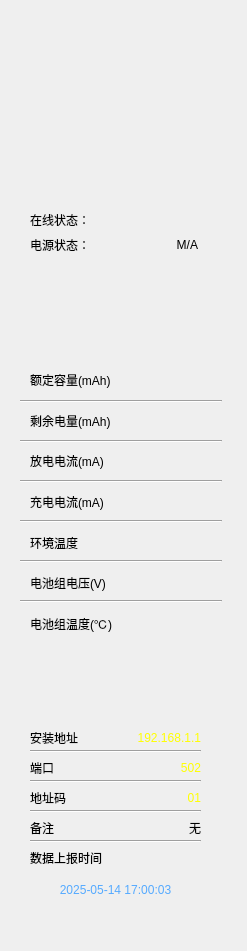
Above: component/rightstatsform.ui from tech-flyflypig/HQ_Battery before the change. Below: the same form after it.
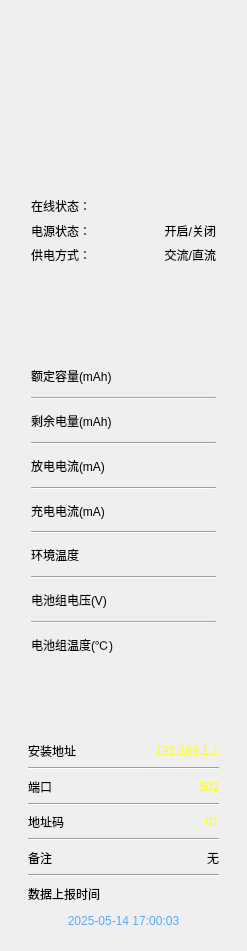
That is the form after the change. Icons and pictures are not drawn.

Commit message: 更新BatteryGridWidget和主窗口UI，调整网格大小和容器最小尺寸以提升界面适应性；修改主窗口的布局和样式，优化用户体验。

The edit to the form file:
```diff
--- a/component/rightstatsform.ui
+++ b/component/rightstatsform.ui
@@ -22,260 +22,28 @@
 }
 </string>
   </property>
-  <widget class="QWidget" name="device_info" native="true">
-   <property name="geometry">
-    <rect>
-     <x>10</x>
-     <y>670</y>
-     <width>221</width>
-     <height>261</height>
-    </rect>
+  <layout class="QVBoxLayout" name="verticalLayout" stretch="2,3,2">
+   <property name="spacing">
+    <number>19</number>
    </property>
-   <property name="styleSheet">
-    <string notr="true">#device_info{
-border-image: url(:/image/主页_设备信息.png);
-}
-QLabel{
-	font: 700 10pt &quot;Microsoft YaHei UI&quot;;
-}
-</string>
-   </property>
-   <widget class="QLabel" name="label_7">
-    <property name="geometry">
-     <rect>
-      <x>20</x>
-      <y>150</y>
-      <width>53</width>
-      <height>15</height>
-     </rect>
-    </property>
-    <property name="text">
-     <string>备注</string>
-    </property>
-   </widget>
-   <widget class="QLabel" name="label_8">
-    <property name="geometry">
-     <rect>
-      <x>20</x>
-      <y>120</y>
-      <width>53</width>
-      <height>15</height>
-     </rect>
-    </property>
-    <property name="text">
-     <string>地址码</string>
-    </property>
-   </widget>
-   <widget class="QLabel" name="label_port">
-    <property name="geometry">
-     <rect>
-      <x>120</x>
-      <y>90</y>
-      <width>71</width>
-      <height>16</height>
-     </rect>
-    </property>
-    <property name="text">
-     <string>502</string>
-    </property>
-    <property name="alignment">
-     <set>Qt::AlignRight|Qt::AlignTrailing|Qt::AlignVCenter</set>
-    </property>
-    <property name="wordWrap">
-     <bool>true</bool>
-    </property>
-   </widget>
-   <widget class="Line" name="line_2">
-    <property name="geometry">
-     <rect>
-      <x>20</x>
-      <y>110</y>
-      <width>171</width>
-      <height>2</height>
-     </rect>
-    </property>
-    <property name="orientation">
-     <enum>Qt::Horizontal</enum>
-    </property>
-   </widget>
-   <widget class="Line" name="line_4">
-    <property name="geometry">
-     <rect>
-      <x>20</x>
-      <y>170</y>
-      <width>171</width>
-      <height>2</height>
-     </rect>
-    </property>
-    <property name="orientation">
-     <enum>Qt::Horizontal</enum>
-    </property>
-   </widget>
-   <widget class="QLabel" name="label_sitecom">
-    <property name="geometry">
-     <rect>
-      <x>110</x>
-      <y>120</y>
-      <width>81</width>
-      <height>16</height>
-     </rect>
-    </property>
-    <property name="text">
-     <string>01</string>
-    </property>
-    <property name="alignment">
-     <set>Qt::AlignRight|Qt::AlignTrailing|Qt::AlignVCenter</set>
-    </property>
-    <property name="wordWrap">
-     <bool>true</bool>
-    </property>
-   </widget>
-   <widget class="QLabel" name="label_ip">
-    <property name="geometry">
-     <rect>
-      <x>110</x>
-      <y>60</y>
-      <width>81</width>
-      <height>16</height>
-     </rect>
-    </property>
-    <property name="text">
-     <string>192.168.1.1</string>
-    </property>
-    <property name="alignment">
-     <set>Qt::AlignRight|Qt::AlignTrailing|Qt::AlignVCenter</set>
-    </property>
-    <property name="wordWrap">
-     <bool>true</bool>
-    </property>
-   </widget>
-   <widget class="QLabel" name="label">
-    <property name="geometry">
-     <rect>
-      <x>20</x>
-      <y>60</y>
-      <width>53</width>
-      <height>15</height>
-     </rect>
-    </property>
-    <property name="text">
-     <string>安装地址</string>
-    </property>
-   </widget>
-   <widget class="QLabel" name="label_9">
-    <property name="geometry">
-     <rect>
-      <x>20</x>
-      <y>90</y>
-      <width>53</width>
-      <height>15</height>
-     </rect>
-    </property>
-    <property name="text">
-     <string>端口</string>
-    </property>
-   </widget>
-   <widget class="QLabel" name="label_10">
-    <property name="geometry">
-     <rect>
-      <x>20</x>
-      <y>180</y>
-      <width>81</width>
-      <height>16</height>
-     </rect>
-    </property>
-    <property name="text">
-     <string>数据上报时间</string>
-    </property>
-   </widget>
-   <widget class="QLabel" name="label_remark">
-    <property name="geometry">
-     <rect>
-      <x>120</x>
-      <y>150</y>
-      <width>71</width>
-      <height>16</height>
-     </rect>
-    </property>
-    <property name="text">
-     <string>无</string>
-    </property>
-    <property name="alignment">
-     <set>Qt::AlignRight|Qt::AlignTrailing|Qt::AlignVCenter</set>
-    </property>
-    <property name="wordWrap">
-     <bool>true</bool>
-    </property>
-   </widget>
-   <widget class="Line" name="line_3">
-    <property name="geometry">
-     <rect>
-      <x>20</x>
-      <y>140</y>
-      <width>171</width>
-      <height>2</height>
-     </rect>
-    </property>
-    <property name="orientation">
-     <enum>Qt::Horizontal</enum>
-    </property>
-   </widget>
-   <widget class="Line" name="line">
-    <property name="geometry">
-     <rect>
-      <x>20</x>
-      <y>80</y>
-      <width>171</width>
-      <height>2</height>
-     </rect>
-    </property>
-    <property name="orientation">
-     <enum>Qt::Horizontal</enum>
-    </property>
-   </widget>
-   <widget class="QLabel" name="label_upload_time">
-    <property name="geometry">
-     <rect>
-      <x>20</x>
-      <y>210</y>
-      <width>171</width>
-      <height>20</height>
-     </rect>
-    </property>
-    <property name="text">
-     <string>2025-05-14 17:00:03</string>
-    </property>
-    <property name="alignment">
-     <set>Qt::AlignCenter</set>
-    </property>
-    <property name="wordWrap">
-     <bool>true</bool>
-    </property>
-   </widget>
-  </widget>
+   <item>
   <widget class="QWidget" name="widget_battery_status" native="true">
-   <property name="geometry">
-    <rect>
-     <x>10</x>
-     <y>10</y>
-     <width>221</width>
-     <height>271</height>
-    </rect>
-   </property>
    <property name="styleSheet">
     <string notr="true">#widget_battery_status{
 border-image: url(:/image/主页_电源.png);
 }</string>
    </property>
-   <widget class="QWidget" name="layoutWidget_2">
-    <property name="geometry">
-     <rect>
-      <x>20</x>
-      <y>60</y>
-      <width>171</width>
-      <height>130</height>
-     </rect>
-    </property>
+     <layout class="QGridLayout" name="gridLayout_5">
+      <property name="leftMargin">
+       <number>20</number>
+      </property>
+      <property name="topMargin">
+       <number>51</number>
+      </property>
+      <property name="rightMargin">
+       <number>20</number>
+      </property>
+      <item row="0" column="0">
     <layout class="QHBoxLayout" name="horizontalLayout_2">
      <item>
       <spacer name="horizontalSpacer_2">
@@ -332,16 +100,8 @@
       </spacer>
      </item>
     </layout>
-   </widget>
-   <widget class="QWidget" name="layoutWidget">
-    <property name="geometry">
-     <rect>
-      <x>20</x>
-      <y>200</y>
-      <width>168</width>
-      <height>45</height>
-     </rect>
-    </property>
+      </item>
+      <item row="1" column="0">
     <layout class="QFormLayout" name="formLayout">
      <item row="0" column="0">
       <widget class="QLabel" name="label_2">
@@ -399,25 +159,37 @@
      <item row="1" column="1">
       <widget class="QLabel" name="label_4">
        <property name="text">
-        <string>M/A</string>
+           <string>开启/关闭</string>
        </property>
        <property name="alignment">
         <set>Qt::AlignRight|Qt::AlignTrailing|Qt::AlignVCenter</set>
        </property>
       </widget>
      </item>
-    </layout>
-   </widget>
-  </widget>
+        <item row="2" column="0">
+         <widget class="QLabel" name="label_6">
+          <property name="text">
+           <string>供电方式：</string>
+          </property>
+         </widget>
+        </item>
+        <item row="2" column="1">
+         <widget class="QLabel" name="label_power">
+          <property name="text">
+           <string>交流/直流</string>
+          </property>
+          <property name="alignment">
+           <set>Qt::AlignRight|Qt::AlignTrailing|Qt::AlignVCenter</set>
+          </property>
+         </widget>
+        </item>
+       </layout>
+      </item>
+     </layout>
+    </widget>
+   </item>
+   <item>
   <widget class="QWidget" name="run_param" native="true">
-   <property name="geometry">
-    <rect>
-     <x>10</x>
-     <y>300</y>
-     <width>221</width>
-     <height>351</height>
-    </rect>
-   </property>
    <property name="styleSheet">
     <string notr="true">#run_param{
 border-image: url(:/image/主页_运行参数.png);
@@ -427,99 +199,23 @@
 }
 </string>
    </property>
-   <widget class="Line" name="line_18">
-    <property name="geometry">
-     <rect>
-      <x>10</x>
-      <y>260</y>
-      <width>202</width>
-      <height>2</height>
-     </rect>
-    </property>
-    <property name="orientation">
-     <enum>Qt::Horizontal</enum>
-    </property>
-   </widget>
-   <widget class="Line" name="line_8">
-    <property name="geometry">
-     <rect>
-      <x>10</x>
-      <y>140</y>
-      <width>202</width>
-      <height>2</height>
-     </rect>
-    </property>
-    <property name="orientation">
-     <enum>Qt::Horizontal</enum>
-    </property>
-   </widget>
-   <widget class="Line" name="line_19">
-    <property name="geometry">
-     <rect>
-      <x>10</x>
-      <y>300</y>
-      <width>202</width>
-      <height>2</height>
-     </rect>
-    </property>
-    <property name="orientation">
-     <enum>Qt::Horizontal</enum>
-    </property>
-   </widget>
-   <widget class="Line" name="line_16">
-    <property name="geometry">
-     <rect>
-      <x>10</x>
-      <y>180</y>
-      <width>202</width>
-      <height>2</height>
-     </rect>
-    </property>
-    <property name="orientation">
-     <enum>Qt::Horizontal</enum>
-    </property>
-   </widget>
-   <widget class="Line" name="line_17">
-    <property name="geometry">
-     <rect>
-      <x>10</x>
-      <y>220</y>
-      <width>202</width>
-      <height>2</height>
-     </rect>
-    </property>
-    <property name="orientation">
-     <enum>Qt::Horizontal</enum>
-    </property>
-   </widget>
-   <widget class="Line" name="line_7">
-    <property name="geometry">
-     <rect>
-      <x>10</x>
-      <y>100</y>
-      <width>202</width>
-      <height>2</height>
-     </rect>
-    </property>
-    <property name="orientation">
-     <enum>Qt::Horizontal</enum>
-    </property>
-   </widget>
-   <widget class="QWidget" name="layoutWidget">
-    <property name="geometry">
-     <rect>
-      <x>20</x>
-      <y>71</y>
-      <width>181</width>
-      <height>261</height>
-     </rect>
-    </property>
-    <layout class="QFormLayout" name="formLayout_2">
-     <property name="horizontalSpacing">
-      <number>9</number>
-     </property>
-     <property name="verticalSpacing">
-      <number>24</number>
+     <layout class="QGridLayout" name="gridLayout_2">
+      <property name="leftMargin">
+       <number>20</number>
+      </property>
+      <property name="topMargin">
+       <number>69</number>
+      </property>
+      <property name="rightMargin">
+       <number>20</number>
+      </property>
+      <item row="0" column="0">
+       <layout class="QGridLayout" name="gridLayout">
+        <property name="leftMargin">
+         <number>0</number>
+        </property>
+        <property name="topMargin">
+         <number>0</number>
      </property>
      <item row="0" column="0">
       <widget class="QLabel" name="label_16">
@@ -538,14 +234,21 @@
        </property>
       </widget>
      </item>
-     <item row="1" column="0">
+        <item row="1" column="0" colspan="2">
+         <widget class="Line" name="line_7">
+          <property name="orientation">
+           <enum>Qt::Horizontal</enum>
+          </property>
+         </widget>
+        </item>
+        <item row="2" column="0">
       <widget class="QLabel" name="label_17">
        <property name="text">
         <string>剩余电量(mAh)</string>
        </property>
       </widget>
      </item>
-     <item row="1" column="1">
+        <item row="2" column="1">
       <widget class="QLabel" name="label_remainCapacity">
        <property name="text">
         <string/>
@@ -555,14 +258,21 @@
        </property>
       </widget>
      </item>
-     <item row="2" column="0">
+        <item row="3" column="0" colspan="2">
+         <widget class="Line" name="line_8">
+          <property name="orientation">
+           <enum>Qt::Horizontal</enum>
+          </property>
+         </widget>
+        </item>
+        <item row="4" column="0">
       <widget class="QLabel" name="label_18">
        <property name="text">
         <string>放电电流(mA)</string>
        </property>
       </widget>
      </item>
-     <item row="2" column="1">
+        <item row="4" column="1">
       <widget class="QLabel" name="label_current_out">
        <property name="text">
         <string/>
@@ -572,14 +282,21 @@
        </property>
       </widget>
      </item>
-     <item row="3" column="0">
+        <item row="5" column="0" colspan="2">
+         <widget class="Line" name="line_16">
+          <property name="orientation">
+           <enum>Qt::Horizontal</enum>
+          </property>
+         </widget>
+        </item>
+        <item row="6" column="0">
       <widget class="QLabel" name="label_19">
        <property name="text">
         <string>充电电流(mA)</string>
        </property>
       </widget>
      </item>
-     <item row="3" column="1">
+        <item row="6" column="1">
       <widget class="QLabel" name="label_current_in">
        <property name="text">
         <string/>
@@ -589,14 +306,45 @@
        </property>
       </widget>
      </item>
-     <item row="5" column="0">
+        <item row="7" column="0" colspan="2">
+         <widget class="Line" name="line_17">
+          <property name="orientation">
+           <enum>Qt::Horizontal</enum>
+          </property>
+         </widget>
+        </item>
+        <item row="8" column="0">
+         <widget class="QLabel" name="label_20">
+          <property name="text">
+           <string>环境温度</string>
+          </property>
+         </widget>
+        </item>
+        <item row="8" column="1">
+         <widget class="QLabel" name="label_pcbtemp">
+          <property name="text">
+           <string/>
+          </property>
+          <property name="alignment">
+           <set>Qt::AlignRight|Qt::AlignTrailing|Qt::AlignVCenter</set>
+          </property>
+         </widget>
+        </item>
+        <item row="9" column="0" colspan="2">
+         <widget class="Line" name="line_18">
+          <property name="orientation">
+           <enum>Qt::Horizontal</enum>
+          </property>
+         </widget>
+        </item>
+        <item row="10" column="0">
       <widget class="QLabel" name="label_21">
        <property name="text">
         <string>电池组电压(V)</string>
        </property>
       </widget>
      </item>
-     <item row="5" column="1">
+        <item row="10" column="1">
       <widget class="QLabel" name="label_voltage">
        <property name="text">
         <string/>
@@ -606,14 +354,21 @@
        </property>
       </widget>
      </item>
-     <item row="6" column="0">
+        <item row="11" column="0" colspan="2">
+         <widget class="Line" name="line_19">
+          <property name="orientation">
+           <enum>Qt::Horizontal</enum>
+          </property>
+         </widget>
+        </item>
+        <item row="12" column="0">
       <widget class="QLabel" name="label_22">
        <property name="text">
         <string>电池组温度(℃)</string>
        </property>
       </widget>
      </item>
-     <item row="6" column="1">
+        <item row="12" column="1">
       <widget class="QLabel" name="label_tempMax">
        <property name="text">
         <string/>
@@ -623,26 +378,168 @@
        </property>
       </widget>
      </item>
-     <item row="4" column="1">
-      <widget class="QLabel" name="label_pcbtemp">
+       </layout>
+      </item>
+     </layout>
+    </widget>
+   </item>
+   <item>
+    <widget class="QWidget" name="device_info" native="true">
+     <property name="styleSheet">
+      <string notr="true">#device_info{
+border-image: url(:/image/主页_设备信息.png);
+}
+QLabel{
+	font: 700 10pt &quot;Microsoft YaHei UI&quot;;
+}
+</string>
+     </property>
+     <layout class="QGridLayout" name="gridLayout_4">
+      <property name="leftMargin">
+       <number>17</number>
+      </property>
+      <property name="topMargin">
+       <number>52</number>
+      </property>
+      <property name="rightMargin">
+       <number>17</number>
+      </property>
+      <item row="0" column="0">
+       <layout class="QGridLayout" name="gridLayout_3">
+        <item row="0" column="0">
+         <widget class="QLabel" name="label">
        <property name="text">
-        <string/>
-       </property>
+           <string>安装地址</string>
+          </property>
+         </widget>
+        </item>
+        <item row="0" column="1">
+         <widget class="QLabel" name="label_ip">
+          <property name="text">
+           <string>192.168.1.1</string>
+          </property>
        <property name="alignment">
         <set>Qt::AlignRight|Qt::AlignTrailing|Qt::AlignVCenter</set>
+          </property>
+          <property name="wordWrap">
+           <bool>true</bool>
+          </property>
+         </widget>
+        </item>
+        <item row="1" column="0" colspan="2">
+         <widget class="Line" name="line">
+          <property name="orientation">
+           <enum>Qt::Horizontal</enum>
+          </property>
+         </widget>
+        </item>
+        <item row="2" column="0">
+         <widget class="QLabel" name="label_9">
+          <property name="text">
+           <string>端口</string>
+          </property>
+         </widget>
+        </item>
+        <item row="2" column="1">
+         <widget class="QLabel" name="label_port">
+          <property name="text">
+           <string>502</string>
+          </property>
+          <property name="alignment">
+           <set>Qt::AlignRight|Qt::AlignTrailing|Qt::AlignVCenter</set>
+          </property>
+          <property name="wordWrap">
+           <bool>true</bool>
+          </property>
+         </widget>
+        </item>
+        <item row="3" column="0" colspan="2">
+         <widget class="Line" name="line_2">
+          <property name="orientation">
+           <enum>Qt::Horizontal</enum>
        </property>
       </widget>
      </item>
      <item row="4" column="0">
-      <widget class="QLabel" name="label_20">
+         <widget class="QLabel" name="label_8">
        <property name="text">
-        <string>环境温度</string>
+           <string>地址码</string>
        </property>
       </widget>
      </item>
-    </layout>
-   </widget>
-  </widget>
+        <item row="4" column="1">
+         <widget class="QLabel" name="label_sitecom">
+          <property name="text">
+           <string>01</string>
+          </property>
+          <property name="alignment">
+           <set>Qt::AlignRight|Qt::AlignTrailing|Qt::AlignVCenter</set>
+          </property>
+          <property name="wordWrap">
+           <bool>true</bool>
+          </property>
+         </widget>
+        </item>
+        <item row="5" column="0" colspan="2">
+         <widget class="Line" name="line_3">
+          <property name="orientation">
+           <enum>Qt::Horizontal</enum>
+          </property>
+         </widget>
+        </item>
+        <item row="6" column="0">
+         <widget class="QLabel" name="label_7">
+          <property name="text">
+           <string>备注</string>
+          </property>
+         </widget>
+        </item>
+        <item row="6" column="1">
+         <widget class="QLabel" name="label_remark">
+          <property name="text">
+           <string>无</string>
+          </property>
+          <property name="alignment">
+           <set>Qt::AlignRight|Qt::AlignTrailing|Qt::AlignVCenter</set>
+          </property>
+          <property name="wordWrap">
+           <bool>true</bool>
+          </property>
+         </widget>
+        </item>
+        <item row="7" column="0" colspan="2">
+         <widget class="Line" name="line_4">
+          <property name="orientation">
+           <enum>Qt::Horizontal</enum>
+          </property>
+         </widget>
+        </item>
+        <item row="8" column="0">
+         <widget class="QLabel" name="label_10">
+          <property name="text">
+           <string>数据上报时间</string>
+          </property>
+         </widget>
+        </item>
+        <item row="9" column="0" colspan="2">
+         <widget class="QLabel" name="label_upload_time">
+          <property name="text">
+           <string>2025-05-14 17:00:03</string>
+          </property>
+          <property name="alignment">
+           <set>Qt::AlignCenter</set>
+          </property>
+          <property name="wordWrap">
+           <bool>true</bool>
+          </property>
+         </widget>
+        </item>
+       </layout>
+      </item>
+     </layout>
+    </widget>
+   </item>
+  </layout>
  </widget>
  <resources/>
  <connections/>
```
Left out of the diff: 2 changed lines with no effect on the pictures. Lines whose indentation alone changed are shown as unchanged. The commit also changes 11 other files.
